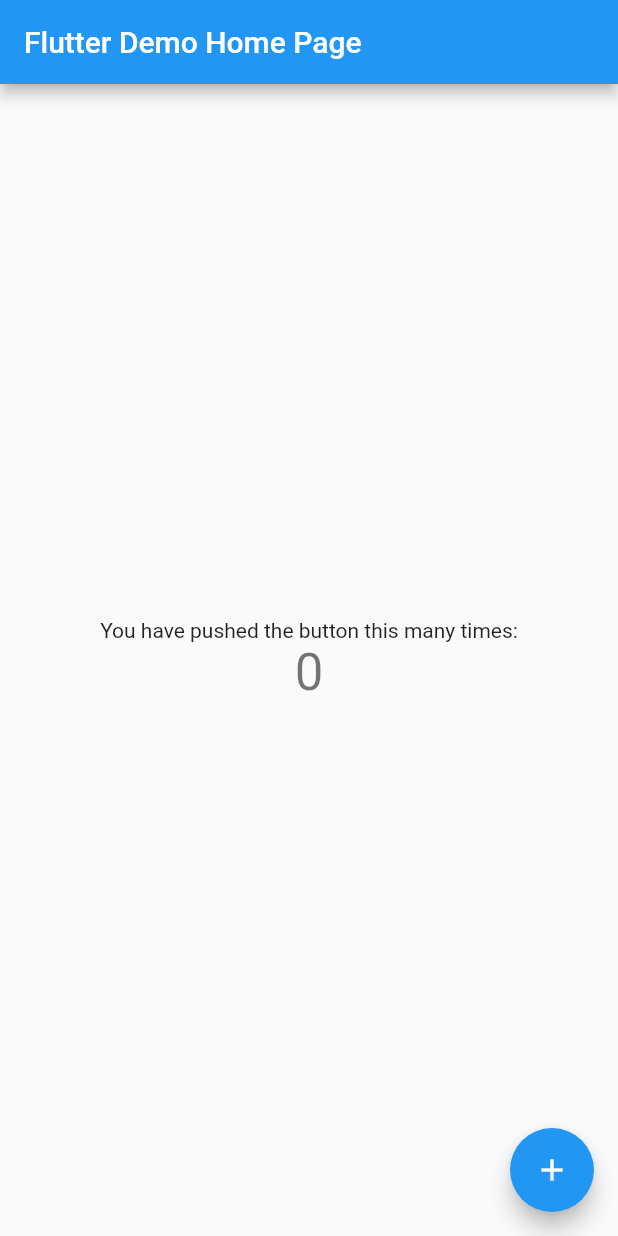
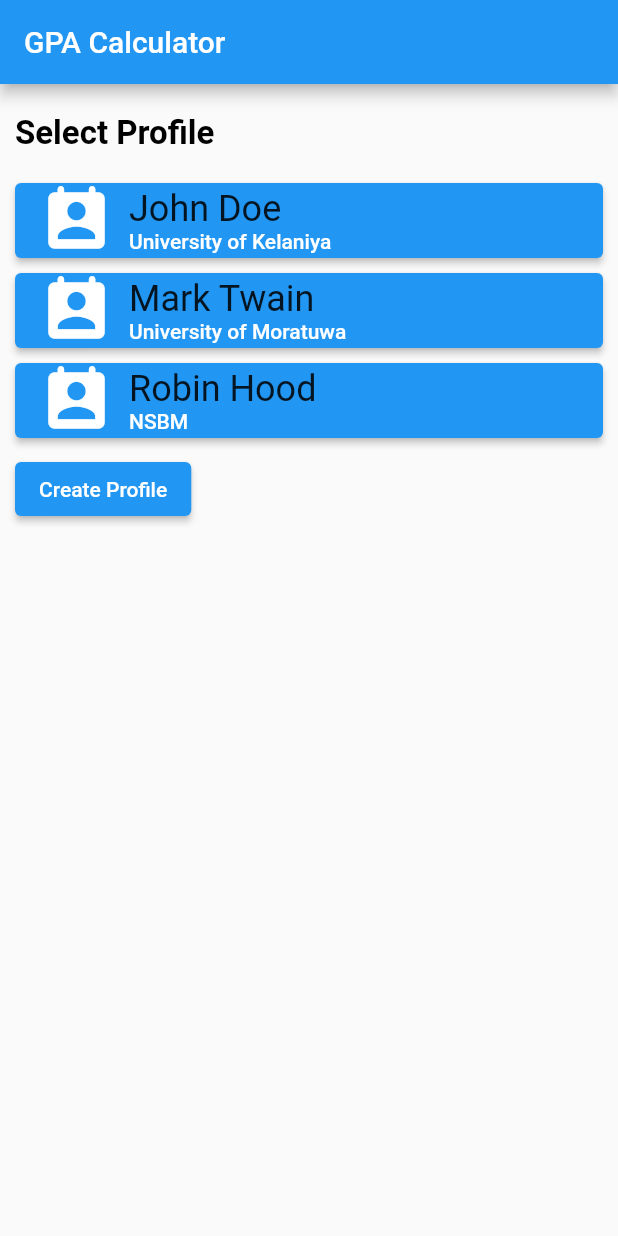
Before and after one commit to pasinduChinthana/gpa_calculator, a Flutter app: the screen it shows after launch, on a phone screen of 412 x 824 dp. Run offline on Flutter 3.47's test engine with Material 2 defaults, Android fonts, the phone set to English and light mode, and no system bars.

Commit message:
home screen structure

```diff
--- /dev/null
+++ b/lib/components/profile_selector.dart
@@ -0,0 +1,42 @@
+import 'package:flutter/cupertino.dart';
+import 'package:flutter/material.dart';
+
+class ProfileSelector extends StatelessWidget {
+  const ProfileSelector({Key? key}) : super(key: key);
+  Widget getProfileTile(BuildContext context, String name, String university) {
+    return Padding(
+      padding: const EdgeInsets.only(bottom: 10),
+      child: ElevatedButton(
+        onPressed: (){},
+        child: Row(
+          children: [
+            const Icon(Icons.perm_contact_cal_rounded, size: 50,),
+            const SizedBox(width: 10,),
+            Expanded(
+              flex: 1,
+              child: Column(
+                crossAxisAlignment: CrossAxisAlignment.start,
+                children: [
+                  Text(name, style: Theme.of(context).textTheme.headline5),
+                  Text(university)
+                ],
+              ),
+            )
+          ],
+        ),
+      ),
+    );
+  }
+
+
+  @override
+  Widget build(BuildContext context) {
+    return Column(
+      children: [
+        getProfileTile(context, 'John Doe', 'University of Kelaniya'),
+        getProfileTile(context, 'Mark Twain', 'University of Moratuwa'),
+        getProfileTile(context, 'Robin Hood', 'NSBM'),
+      ],
+    );
+  }
+}
--- a/lib/main.dart
+++ b/lib/main.dart
@@ -1,4 +1,5 @@
 import 'package:flutter/material.dart';
+import 'package:gpa_calculator/screens/home_screen.dart';
 
 void main() {
   runApp(const MyApp());
@@ -20,8 +21,13 @@ class MyApp extends StatelessWidget {
         // Notice that the counter didn't reset back to zero; the application
         // is not restarted.
         primarySwatch: Colors.blue,
+        textTheme: const TextTheme().copyWith(
+          headline1: const TextStyle(
+            fontSize: 22, color: Colors.black, fontWeight: FontWeight.bold
+          )
+        )
       ),
-      home: const MyHomePage(title: 'Flutter Demo Home Page'),
+      home: const MyHomePage(title: 'GPA Calculator'),
     );
   }
 }
@@ -72,41 +78,7 @@ class _MyHomePageState extends State<MyHomePage> {
         // the App.build method, and use it to set our appbar title.
         title: Text(widget.title),
       ),
-      body: Center(
-        // Center is a layout widget. It takes a single child and positions it
-        // in the middle of the parent.
-        child: Column(
-          // Column is also a layout widget. It takes a list of children and
-          // arranges them vertically. By default, it sizes itself to fit its
-          // children horizontally, and tries to be as tall as its parent.
-          //
-          // Invoke "debug painting" (press "p" in the console, choose the
-          // "Toggle Debug Paint" action from the Flutter Inspector in Android
-          // Studio, or the "Toggle Debug Paint" command in Visual Studio Code)
-          // to see the wireframe for each widget.
-          //
-          // Column has various properties to control how it sizes itself and
-          // how it positions its children. Here we use mainAxisAlignment to
-          // center the children vertically; the main axis here is the vertical
-          // axis because Columns are vertical (the cross axis would be
-          // horizontal).
-          mainAxisAlignment: MainAxisAlignment.center,
-          children: <Widget>[
-            const Text(
-              'You have pushed the button this many times:',
-            ),
-            Text(
-              '$_counter',
-              style: Theme.of(context).textTheme.headline4,
-            ),
-          ],
-        ),
-      ),
-      floatingActionButton: FloatingActionButton(
-        onPressed: _incrementCounter,
-        tooltip: 'Increment',
-        child: const Icon(Icons.add),
-      ), // This trailing comma makes auto-formatting nicer for build methods.
+      body: const HomeScreen()
     );
   }
 }
--- /dev/null
+++ b/lib/screens/home_screen.dart
@@ -0,0 +1,27 @@
+import 'package:flutter/cupertino.dart';
+import 'package:flutter/material.dart';
+import 'package:gpa_calculator/components/profile_selector.dart';
+
+class HomeScreen extends StatelessWidget {
+  const HomeScreen({Key? key}) : super(key: key);
+
+  @override
+  Widget build(BuildContext context) {
+    return SafeArea(
+      child: Scaffold(
+        body: SingleChildScrollView(
+          padding: const EdgeInsets.symmetric(vertical: 20, horizontal: 10),
+          child: Column(
+            crossAxisAlignment: CrossAxisAlignment.start,
+            children:  [
+              Text('Select Profile', style: Theme.of(context).textTheme.headline1,),
+              const SizedBox(height: 20),
+              const ProfileSelector(),
+              ElevatedButton(onPressed: (){}, child: Text('Create Profile'))
+            ],
+          ),
+        ),
+      ),
+    );
+  }
+}
```
